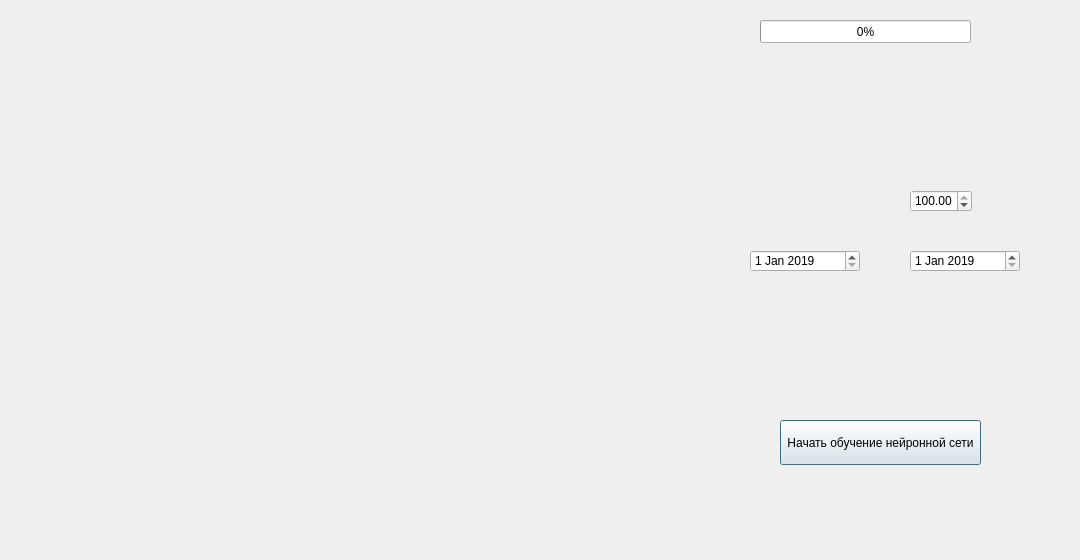
Old version of the form change_detector/UserInterface/ui_files/model_train_dialog.ui in the repository MoonlightEnjoyer/ChangeDetectionPlugin.
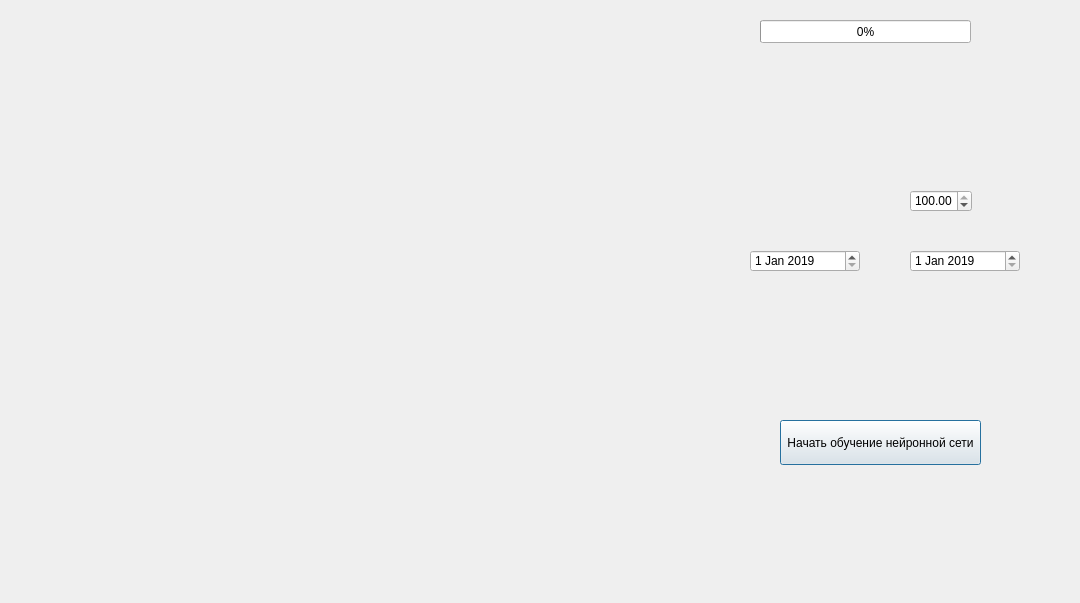
New version of the form.

The edit to the form file:
```diff
--- a/change_detector/UserInterface/ui_files/model_train_dialog.ui
+++ b/change_detector/UserInterface/ui_files/model_train_dialog.ui
@@ -7,7 +7,7 @@
     <x>0</x>
     <y>0</y>
     <width>1080</width>
-    <height>560</height>
+    <height>603</height>
    </rect>
   </property>
   <property name="windowTitle">
@@ -19,7 +19,7 @@
      <x>20</x>
      <y>20</y>
      <width>600</width>
-     <height>492</height>
+     <height>552</height>
     </rect>
    </property>
    <property name="text">
```
